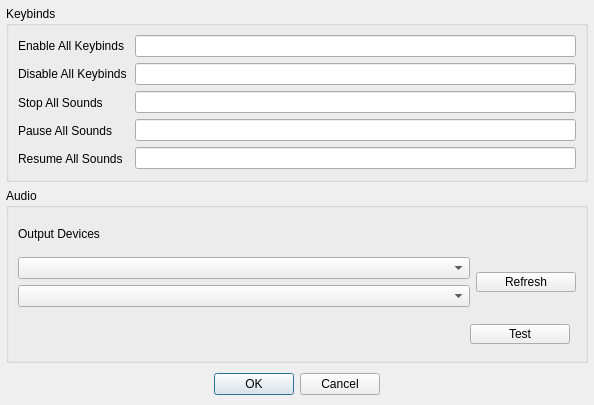
Above: dialogsettings.ui from defaultsamson/Soundboard before the change. Below: the same form after it.
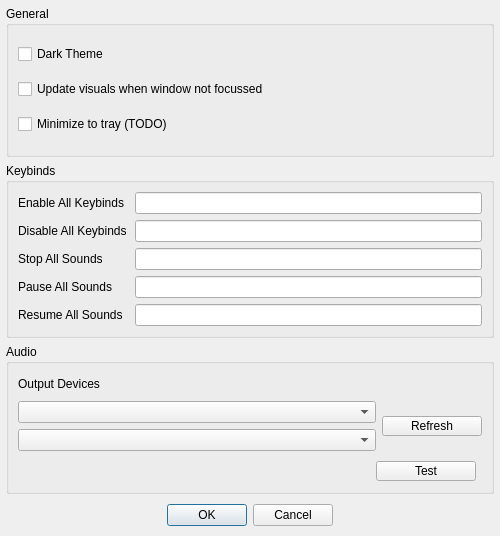
That is the form after the change. Custom widgets are drawn as their Qt base class.

```diff
--- a/dialogsettings.ui
+++ b/dialogsettings.ui
@@ -6,8 +6,8 @@
    <rect>
     <x>0</x>
     <y>0</y>
-    <width>594</width>
-    <height>405</height>
+    <width>500</width>
+    <height>536</height>
    </rect>
   </property>
   <property name="windowTitle">
@@ -26,6 +26,36 @@
    <property name="bottomMargin">
     <number>6</number>
    </property>
+   <item>
+    <widget class="QGroupBox" name="groupBox_3">
+     <property name="title">
+      <string>General</string>
+     </property>
+     <layout class="QVBoxLayout" name="verticalLayout_6">
+      <item>
+       <widget class="QCheckBox" name="checkBoxDarkTheme">
+        <property name="text">
+         <string>Dark Theme</string>
+        </property>
+       </widget>
+      </item>
+      <item>
+       <widget class="QCheckBox" name="checkBoxFocusVisuals">
+        <property name="text">
+         <string>Update visuals when window not focussed</string>
+        </property>
+       </widget>
+      </item>
+      <item>
+       <widget class="QCheckBox" name="checkBoxTrayMinimize">
+        <property name="text">
+         <string>Minimize to tray (TODO)</string>
+        </property>
+       </widget>
+      </item>
+     </layout>
+    </widget>
+   </item>
    <item>
     <widget class="QGroupBox" name="groupBox">
      <property name="title">
```
